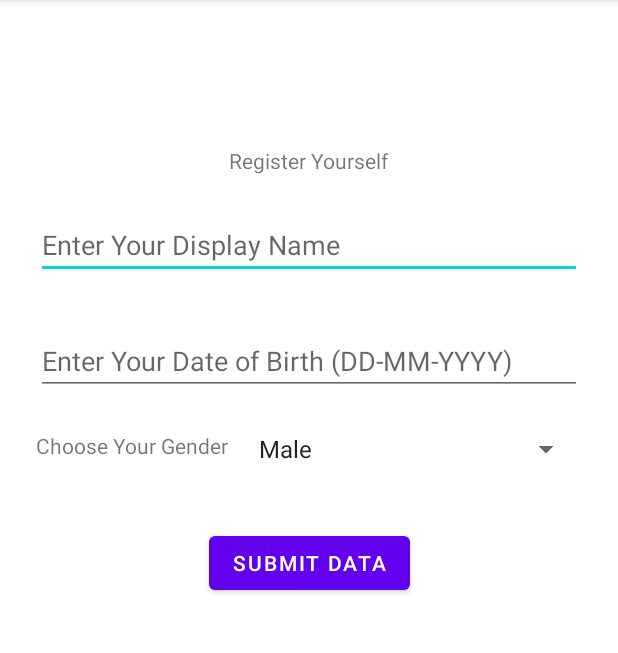
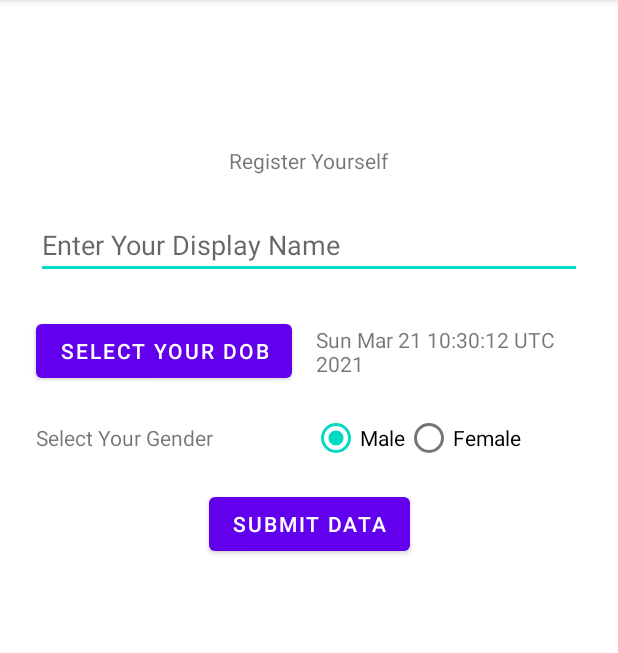
Before and after one commit to NamnendraGupta/SWE-Project_IIT2019154, an Android app: the RegisterActivity screen opened directly, with no data from a screen before it, on a phone screen of 412 x 824 dp, the part 84-737 px from its top. Run offline under Robolectric (Android 15) with nearby library versions, the phone set to English and light mode, and no system bars.

Commit message:
Added Registration Facility of Users and completed the Sign-Up Flow

```diff
--- a/app/src/main/java/com/example/robodoc/activities/RegisterActivity.java
+++ b/app/src/main/java/com/example/robodoc/activities/RegisterActivity.java
@@ -2,20 +2,131 @@ package com.example.robodoc.activities;
 
 import androidx.appcompat.app.AppCompatActivity;
 
+import android.content.Intent;
 import android.os.Bundle;
+import android.util.Log;
 import android.view.View;
 import android.widget.Button;
 import android.widget.EditText;
+import android.widget.RadioButton;
+import android.widget.RadioGroup;
 import android.widget.Spinner;
+import android.widget.TextView;
 
 import com.example.robodoc.R;
+import com.example.robodoc.classes.User;
+import com.example.robodoc.enums.Gender;
+import com.example.robodoc.enums.UserKey;
+import com.example.robodoc.firebase.Globals;
+import com.example.robodoc.firebase.firestore.RegisterUser;
+import com.google.android.material.datepicker.MaterialDatePicker;
+import com.google.android.material.datepicker.MaterialPickerOnPositiveButtonClickListener;
+import com.google.android.material.snackbar.Snackbar;
 
-public class RegisterActivity extends AppCompatActivity{
+import java.util.Calendar;
+import java.util.Date;
+import java.util.HashMap;
+
+public class RegisterActivity extends AppCompatActivity implements RegisterUser.RegisterUserInterface {
+
+    private EditText etName;
+    private TextView tvDOB;
+    private RadioButton rbMale;
+    private Date dob;
+    private MaterialDatePicker datePicker;
+
+    private boolean isRegistering;
 
     @Override
     protected void onCreate(Bundle savedInstanceState) {
         super.onCreate(savedInstanceState);
         setContentView(R.layout.activity_register);
 
+        etName=findViewById(R.id.etName);
+        tvDOB=findViewById(R.id.tvDisplayDOB);
+        Button btnSelectDOB = findViewById(R.id.btnSelectDOB);
+        Button btnSubmit = findViewById(R.id.btnSubmit);
+        rbMale=findViewById(R.id.rbMale);
+
+        isRegistering=false;
+
+        dob=new Date();
+        tvDOB.setText(dob.toString());
+
+        datePicker=MaterialDatePicker
+                .Builder.datePicker()
+                .setTitleText("Select Your DOB")
+                .setSelection(dob.getTime())
+                .build();
+
+        datePicker.addOnPositiveButtonClickListener(selection -> {
+            dob=new Date((Long)selection);
+            tvDOB.setText(dob.toString());
+        });
+
+        btnSelectDOB.setOnClickListener(new View.OnClickListener() {
+            @Override
+            public void onClick(View v) {
+                datePicker.show(getSupportFragmentManager(),"DOB");
+            }
+        });
+
+        btnSubmit.setOnClickListener(new View.OnClickListener() {
+            @Override
+            public void onClick(View v) {
+                String name;
+                long dateOfBirth,dateRegistered;
+                Gender gender;
+
+                name=etName.getText().toString();
+                if(name.isEmpty()){
+                    Snackbar.make(getWindow().getDecorView().getRootView(),"Please Enter Your Name",2000).show();
+                    return;
+                }
+
+                dateOfBirth=dob.getTime();
+                dateRegistered=new Date().getTime();
+
+                if(rbMale.isChecked())
+                    gender=Gender.MALE;
+                else
+                    gender=Gender.FEMALE;
+
+                isRegistering=true;
+                HashMap<String,Object> userData=Globals.getFirebaseUserInfo();
+
+                userData.put(UserKey.NAME.toString(),name);
+                userData.put(UserKey.DOB.toString(),dateOfBirth);
+                userData.put(UserKey.DATE_REGISTERED.toString(),dateRegistered);
+                userData.put(UserKey.GENDER.toString(),gender);
+                userData.put(UserKey.IS_ADMIN.toString(),false);
+                userData.put(UserKey.IS_DOCTOR.toString(),false);
+
+                new RegisterUser(getSupportFragmentManager(),RegisterActivity.this,userData);
+            }
+        });
+    }
+
+    @Override
+    public void onBackPressed() {
+        if(!isRegistering)
+            onRegistrationFailed();
+    }
+
+    @Override
+    public void onUserRegister(boolean result) {
+        isRegistering=false;
+        if(result){
+            startActivity(new Intent(RegisterActivity.this,MainActivity.class));
+            RegisterActivity.this.finish();
+        }
+        else
+            onRegistrationFailed();
+    }
+
+    private void onRegistrationFailed(){
+        Globals.SignOut();
+        startActivity(new Intent(RegisterActivity.this,LoginActivity.class));
+        RegisterActivity.this.finish();
     }
 }
--- a/app/src/main/java/com/example/robodoc/firebase/auth/SignInWithGoogle.java
+++ b/app/src/main/java/com/example/robodoc/firebase/auth/SignInWithGoogle.java
@@ -37,6 +37,7 @@ public class SignInWithGoogle implements CheckUserExists.checkUserExistsInterfac
                     public void onComplete(@NonNull Task<AuthResult> task) {
                         progressIndicatorFragment.dismiss();
                         if(task.isSuccessful()){
+                            Globals.updateCurrentUser();
                             Log.d(TAG,"Sign in with Google Successful");
                             new CheckUserExists(Globals.getCurrentUserUid(),fragmentManager,SignInWithGoogle.this);
                         }
--- a/app/src/main/res/layout/activity_register.xml
+++ b/app/src/main/res/layout/activity_register.xml
@@ -32,47 +32,72 @@
         app:layout_constraintStart_toStartOf="parent"
         app:layout_constraintTop_toBottomOf="@+id/textView3" />
 
-    <EditText
-        android:id="@+id/editTextDate"
+    <Button
+        android:id="@+id/btnSubmit"
+        android:layout_width="wrap_content"
+        android:layout_height="wrap_content"
+        android:layout_marginTop="24dp"
+        android:text="Submit Data"
+        app:layout_constraintEnd_toEndOf="parent"
+        app:layout_constraintStart_toStartOf="parent"
+        app:layout_constraintTop_toBottomOf="@+id/textView4" />
+
+    <Button
+        android:id="@+id/btnSelectDOB"
+        android:layout_width="wrap_content"
+        android:layout_height="wrap_content"
+        android:layout_marginTop="24dp"
+        android:text="Select your DOB"
+        app:layout_constraintStart_toStartOf="@+id/etName"
+        app:layout_constraintTop_toBottomOf="@+id/etName" />
+
+    <TextView
+        android:id="@+id/tvDisplayDOB"
         android:layout_width="0dp"
         android:layout_height="wrap_content"
-        android:layout_marginTop="32dp"
-        android:ems="10"
-        android:hint="Enter Your Date of Birth (DD-MM-YYYY)"
-        android:inputType="date"
+        android:layout_marginStart="16dp"
+        android:layout_marginEnd="16dp"
+        android:text="TextView"
+        app:layout_constraintBottom_toBottomOf="@+id/btnSelectDOB"
         app:layout_constraintEnd_toEndOf="@+id/etName"
-        app:layout_constraintStart_toStartOf="@+id/etName"
-        app:layout_constraintTop_toBottomOf="@+id/etName" />
+        app:layout_constraintStart_toEndOf="@+id/btnSelectDOB"
+        app:layout_constraintTop_toTopOf="@+id/btnSelectDOB" />
 
     <TextView
         android:id="@+id/textView4"
         android:layout_width="wrap_content"
         android:layout_height="wrap_content"
         android:layout_marginTop="24dp"
-        android:text="Choose Your Gender"
-        app:layout_constraintStart_toStartOf="@+id/editTextDate"
-        app:layout_constraintTop_toBottomOf="@+id/editTextDate" />
+        android:text="Select Your Gender"
+        app:layout_constraintStart_toStartOf="@+id/btnSelectDOB"
+        app:layout_constraintTop_toBottomOf="@+id/btnSelectDOB" />
 
-    <Spinner
-        android:id="@+id/spinnerGender"
-        android:layout_width="0dp"
+    <RadioGroup
+        android:id="@+id/rgGender"
+        android:layout_width="wrap_content"
         android:layout_height="wrap_content"
-        android:layout_marginStart="12dp"
-        android:layout_marginTop="24dp"
-        android:layout_marginEnd="24dp"
-        android:entries="@array/Gender"
+        android:layout_marginStart="8dp"
+        android:layout_marginTop="8dp"
+        android:layout_marginEnd="8dp"
+        android:layout_marginBottom="8dp"
+        android:checkedButton="@id/rbMale"
+        android:orientation="horizontal"
+        app:layout_constraintBottom_toBottomOf="@+id/textView4"
         app:layout_constraintEnd_toEndOf="parent"
         app:layout_constraintStart_toEndOf="@+id/textView4"
-        app:layout_constraintTop_toBottomOf="@+id/editTextDate" />
+        app:layout_constraintTop_toTopOf="@+id/textView4">
 
-    <Button
-        android:id="@+id/btnSubmit"
-        android:layout_width="wrap_content"
-        android:layout_height="wrap_content"
-        android:layout_marginTop="40dp"
-        android:text="Submit Data"
-        app:layout_constraintEnd_toEndOf="parent"
-        app:layout_constraintStart_toStartOf="parent"
-        app:layout_constraintTop_toBottomOf="@+id/spinnerGender" />
+        <RadioButton
+            android:id="@+id/rbMale"
+            android:layout_width="match_parent"
+            android:layout_height="wrap_content"
+            android:text="Male" />
+
+        <RadioButton
+            android:id="@+id/rbFemale"
+            android:layout_width="match_parent"
+            android:layout_height="wrap_content"
+            android:text="Female" />
+    </RadioGroup>
 
 </androidx.constraintlayout.widget.ConstraintLayout>
--- a/app/src/main/res/layout/progress_indicator_fragment.xml
+++ b/app/src/main/res/layout/progress_indicator_fragment.xml
@@ -27,7 +27,7 @@
 
             <com.google.android.material.progressindicator.LinearProgressIndicator
                 android:id="@+id/progress_indicator"
-                android:layout_width="350dp"
+                android:layout_width="match_parent"
                 android:layout_height="wrap_content"
                 android:indeterminate="true"
                 android:layout_margin="8dp"/>
```
Also changed, not shown: app/src/main/java/com/example/robodoc/activities/LoginActivity.java (+24 -7 lines), app/src/main/java/com/example/robodoc/activities/SplashScreenActivity.java (+2 -5 lines), app/src/main/java/com/example/robodoc/firebase/Globals.java (+18 -1 lines), app/src/main/java/com/example/robodoc/firebase/firestore/RegisterUser.java (added, +50 -0 lines).
